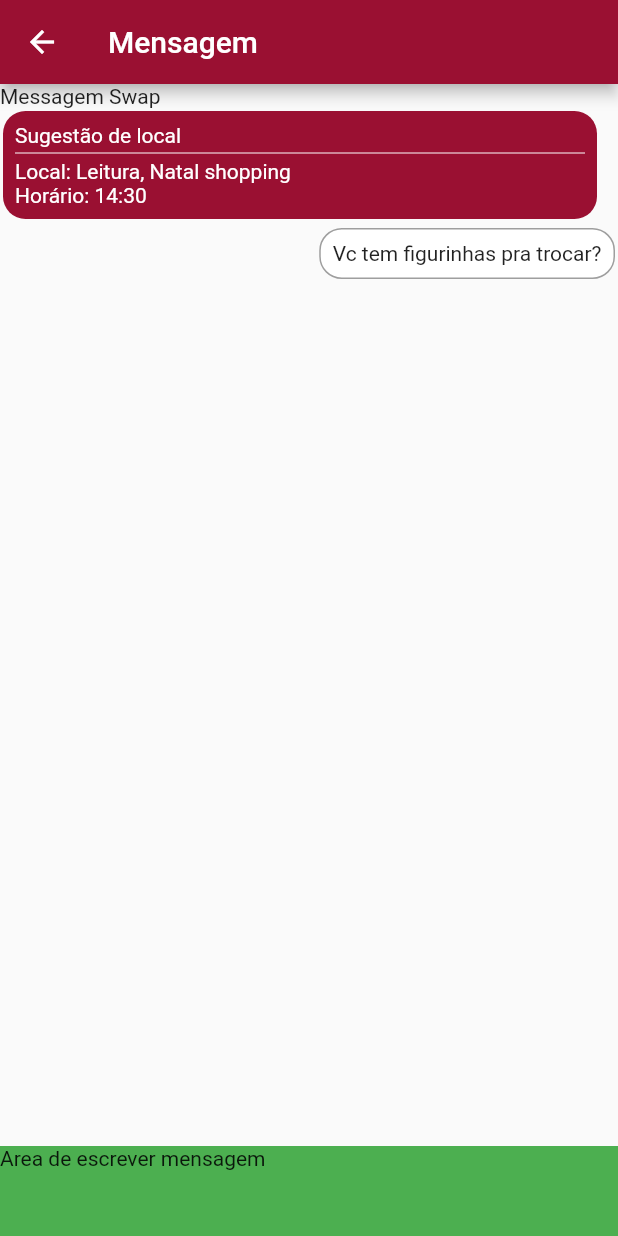
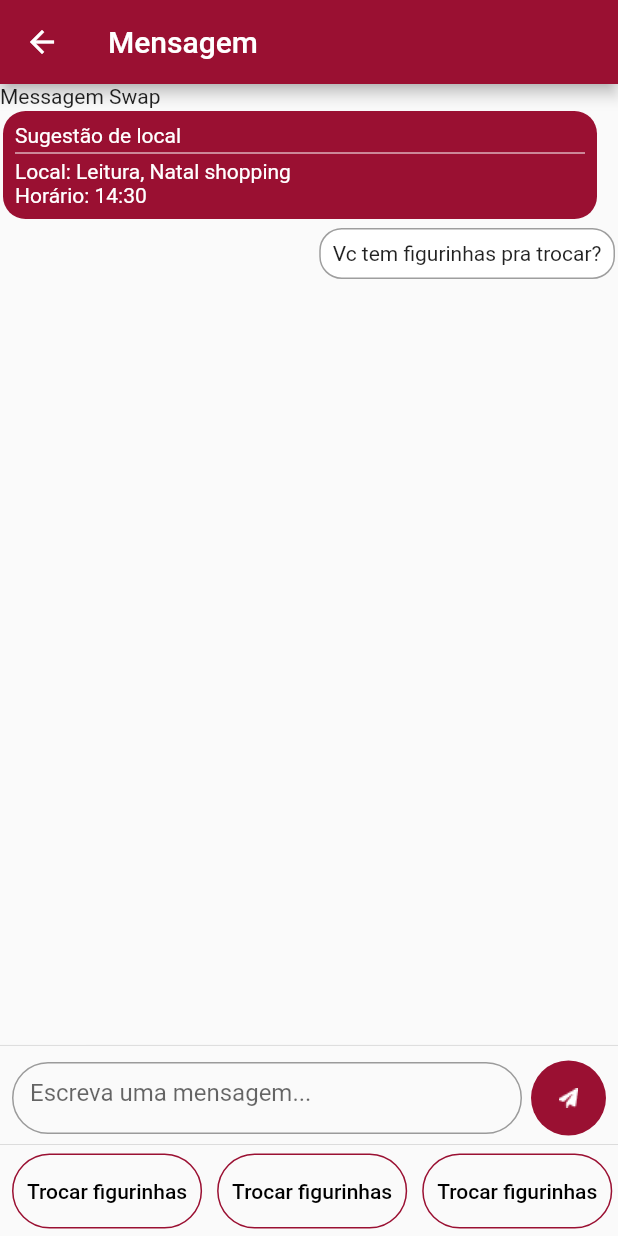
Before and after one commit to nataly-enne/sticker-swap, a Flutter app: the MessageChatScreen screen opened directly with empty values, on a phone screen of 412 x 824 dp. Run offline on Flutter 3.47's test engine with Material 2 defaults, Android fonts, the phone set to English and light mode, and no system bars; our stand-ins replace dio, flutter_dotenv, flutter_modular, rxdart; network calls fail.

Commit message:
Bottom message feito

```diff
--- a/client/lib/src/modules/message_chat/presenter/widgets/bottom_message_chat.dart
+++ b/client/lib/src/modules/message_chat/presenter/widgets/bottom_message_chat.dart
@@ -1,15 +1,140 @@
-
 import 'package:flutter/material.dart';
+import 'package:flutter_modular/flutter_modular.dart';
 
 class BottomMessageChat extends StatelessWidget {
   const BottomMessageChat({Key? key}) : super(key: key);
 
   @override
   Widget build(BuildContext context) {
-    return Container(
-      height: 60,
-      color: Colors.green,
-      child: Text("Area de escrever mensagem"),
+    return Column(
+      crossAxisAlignment: CrossAxisAlignment.stretch,
+      children: [
+        Divider(height: 0.1),
+        Padding(
+          padding: const EdgeInsets.fromLTRB(8, 10, 8, 5),
+          child: Row(
+            children:  <Widget>[
+              Expanded(
+              child: TextField(
+                decoration: InputDecoration(
+                  hintText: "Escreva uma mensagem...",
+                  border: OutlineInputBorder(borderRadius: BorderRadius.circular(90.0),),
+                ),
+                style: TextStyle(height: 0.5),
+              )
+              ),
+              SizedBox(
+                width: 6,
+              ),
+              CircleAvatar(
+                radius: 25,
+                backgroundColor: Color(0xff9A1032),
+                child: IconButton(
+                      onPressed: () {},
+                      icon: const ImageIcon(
+                        AssetImage('assets/images/send_image.png'),
+                        color: Colors.white,
+                        size: 45,
+                      ),
+                  ),
+              )
+            ],
+          ),
+        ),
+        Divider(height: 2),
+        SizedBox(
+          height: 60,
+          child: ListView(
+            scrollDirection: Axis.horizontal,
+            padding: const EdgeInsets.symmetric(vertical: 5, horizontal:8),
+            children: [
+              TextButton(
+                  onPressed: (){}, child: Text(
+                    "Trocar figurinhas",
+                     style: TextStyle(fontSize: 14, color: Colors.black)),
+                  style: TextButton.styleFrom(
+                    padding: EdgeInsets.all(10),
+                    side: BorderSide(color: Color(0xff9A1032)),
+                    shape: RoundedRectangleBorder(borderRadius: BorderRadius.circular(25))
+                  ),
+              ),
+
+              Padding(
+                padding: const EdgeInsets.symmetric(horizontal: 10),
+                child: TextButton(
+
+                    onPressed: (){}, child: Text(
+                      "Trocar figurinhas",
+                       style: TextStyle(fontSize: 14, color: Colors.black)),
+                    style: TextButton.styleFrom(
+                      padding: EdgeInsets.all(10),
+                      side: BorderSide(color: Color(0xff9A1032)),
+                      shape: RoundedRectangleBorder(borderRadius: BorderRadius.circular(25))
+                    ),
+                ),
+              ),
+
+              TextButton(
+                  onPressed: (){}, child: Text(
+                    "Trocar figurinhas",
+                     style: TextStyle(fontSize: 14, color: Colors.black)),
+                  style: TextButton.styleFrom(
+                    padding: EdgeInsets.all(10),
+                    side: BorderSide(color: Color(0xff9A1032)),
+                    shape: RoundedRectangleBorder(borderRadius: BorderRadius.circular(25))
+                  ),
+              )
+            ],
+          ),
+        )
+
+
+
+        /*Container(
+          margin: EdgeInsets.all(0),
+          padding: EdgeInsets.zero,
+          child: ButtonBar(
+            alignment: MainAxisAlignment.spaceBetween,
+            children: [
+              TextButton(
+                onPressed: (){}, child: Text(
+                  "Trocar figurinhas",
+                   style: TextStyle(fontSize: 18, color: Colors.black)),
+                style: TextButton.styleFrom(
+                  padding: EdgeInsets.all(10),
+                  side: BorderSide(color: Color(0xff9A1032)),
+                  shape: RoundedRectangleBorder(borderRadius: BorderRadius.circular(25))
+                ),
+              ),
+
+              TextButton(
+                onPressed: (){}, child: Text("Combinar local"),
+                style: TextButton.styleFrom(
+                  padding: EdgeInsets.all(10),
+                  textStyle: TextStyle(
+                    fontSize: 18,
+                    color: Colors.black,
+                    decorationColor: Colors.black
+                    ),
+                  side: BorderSide(color: Color(0xff9A1032)),
+                  shape: RoundedRectangleBorder(borderRadius: BorderRadius.circular(25))
+                ),
+              ),
+
+              TextButton(
+                onPressed: (){}, child: Text("teste"),
+                style: TextButton.styleFrom(
+                  padding: EdgeInsets.all(0),
+                  textStyle: TextStyle(fontSize: 18),
+                  side: BorderSide(color: Color(0xff9A1032)),
+                  shape: RoundedRectangleBorder(borderRadius: BorderRadius.circular(25))
+                ),
+
+              ),
+            ],
+          ),
+        )*/
+      ],
     );
   }
 }
```
Also changed, not shown: client/assets/images/send_image.png (added).
